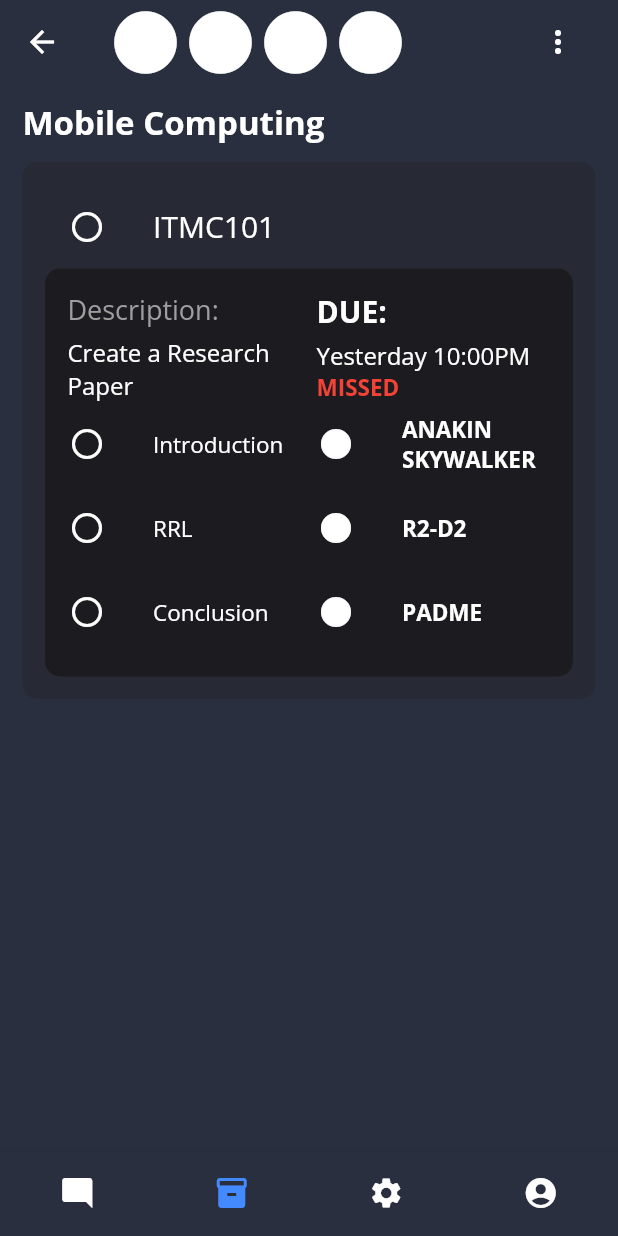
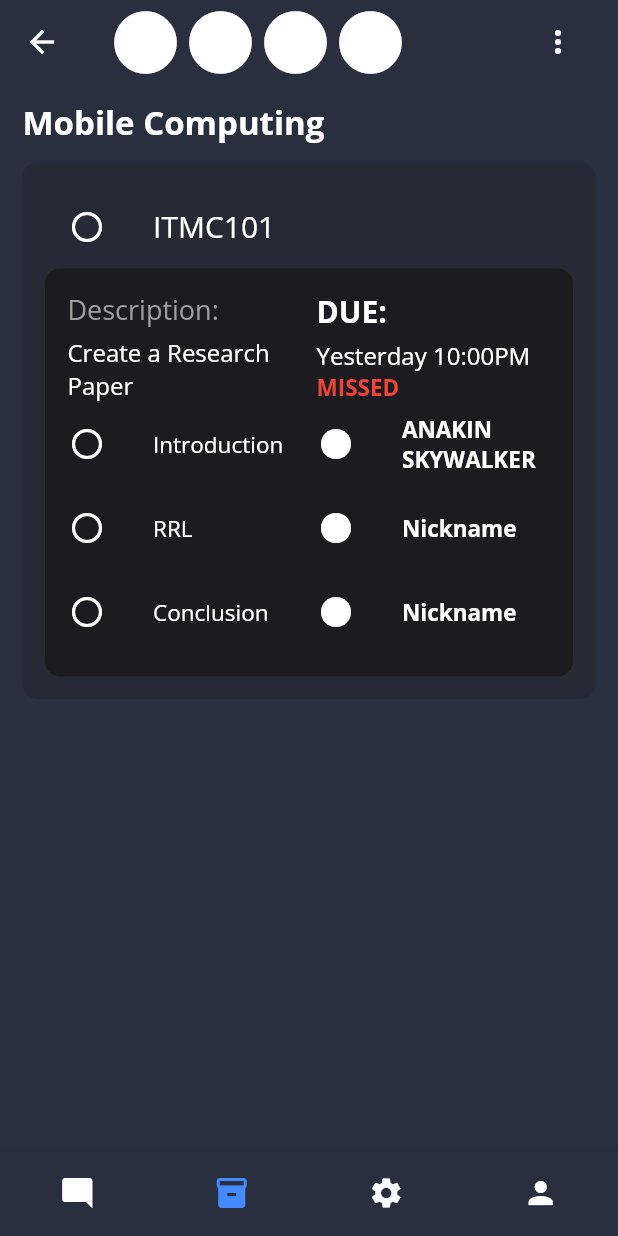
Before and after one commit to la-pnd/campus-link, a Flutter app: the TaskScreened screen opened directly, on a phone screen of 412 x 824 dp. Run offline on Flutter 3.47's test engine with Material 2 defaults, Android fonts, the phone set to English and light mode, and no system bars; our stand-ins replace google_fonts.

Commit message:
Fixed BottomNavigationItem

```diff
--- a/lib/ui/task2.dart
+++ b/lib/ui/task2.dart
@@ -211,7 +211,7 @@ class TaskScreened extends StatelessWidget {
                                 leading:
                                     Icon(Icons.circle, color: Colors.white),
                                 title: Text(
-                                  "R2-D2",
+                                  "Nickname",
                                   style: TextStyle(
                                     color: Colors.white,
                                     fontSize: 15,
@@ -225,7 +225,7 @@ class TaskScreened extends StatelessWidget {
                                 leading:
                                     Icon(Icons.circle, color: Colors.white),
                                 title: Text(
-                                  "PADME",
+                                  "Nickname",
                                   style: TextStyle(
                                     color: Colors.white,
                                     fontSize: 15,
@@ -257,21 +257,11 @@ class TaskScreened extends StatelessWidget {
           // this widget is used to create a Navigation Bar in the bottom of the App
           items: const [
             BottomNavigationBarItem(
-              label: "",
-              icon: Icon(Icons.mode_comment),
-            ),
+                icon: Icon(Icons.mode_comment), label: 'home'),
             BottomNavigationBarItem(
-              label: "",
-              icon: Icon(Icons.inventory_2),
-            ),
-            BottomNavigationBarItem(
-              label: "",
-              icon: Icon(Icons.settings),
-            ),
-            BottomNavigationBarItem(
-              label: "",
-              icon: Icon(Icons.account_circle),
-            ),
+                icon: Icon(Icons.inventory_2), label: 'home'),
+            BottomNavigationBarItem(icon: Icon(Icons.settings), label: 'home'),
+            BottomNavigationBarItem(icon: Icon(Icons.person), label: 'home')
           ],
           onTap: (int indexOfItem) {}),
     );
```
Also changed, not shown: lib/ui/settings.dart (+4 -14 lines), lib/ui/task.dart (+4 -14 lines).
